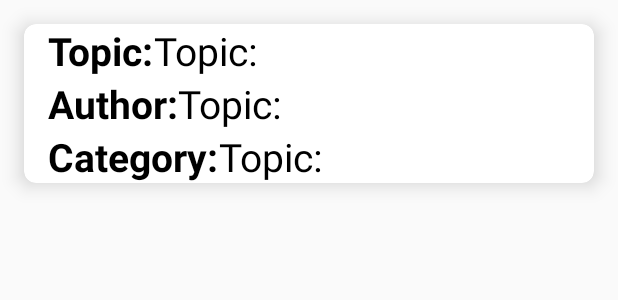
After one commit to KiraCodes6103/write-out, an Android app: the layout articlelist.xml on its own in the app's theme, with its tools: preview values and no code run, on a phone screen of 412 x 824 dp. The commit adds this screen. Shown: the top 300 px of the screen. Run offline under Robolectric (Android 15) with nearby library versions, the phone set to English and light mode, and no system bars.

Commit message:
app facing some issues. Trying to solve them.

```diff
--- a/app/build.gradle
+++ b/app/build.gradle
@@ -46,6 +46,8 @@ dependencies {
     implementation 'androidx.navigation:navigation-ui:2.4.0'
     implementation 'androidx.legacy:legacy-support-v4:1.0.0'
     implementation 'com.google.firebase:firebase-database:20.0.4'
+    implementation 'androidx.recyclerview:recyclerview:1.2.1'
+    implementation 'androidx.cardview:cardview:1.0.0'
     testImplementation 'junit:junit:4.13.2'
     androidTestImplementation 'androidx.test.ext:junit:1.1.3'
     androidTestImplementation 'androidx.test.espresso:espresso-core:3.4.0'
--- /dev/null
+++ b/app/src/main/res/layout/articlelist.xml
@@ -0,0 +1,83 @@
+<?xml version="1.0" encoding="utf-8"?>
+<androidx.cardview.widget.CardView xmlns:android="http://schemas.android.com/apk/res/android"
+    android:layout_width="match_parent"
+    android:layout_height="wrap_content"
+    xmlns:app="http://schemas.android.com/apk/res-auto"
+    app:cardElevation="8dp"
+    app:cardCornerRadius="8dp"
+    android:layout_margin="16dp">
+
+    <LinearLayout
+    android:layout_width="wrap_content"
+    android:layout_height="wrap_content"
+    android:layout_marginLeft="16dp"
+    android:orientation="vertical">
+    <LinearLayout
+        android:layout_width="wrap_content"
+        android:layout_height="wrap_content"
+        android:layout_gravity="center_vertical"
+        android:orientation="horizontal">
+
+     <TextView
+        android:layout_width="wrap_content"
+        android:layout_height="wrap_content"
+         android:text="Topic:"
+         android:textColor="@color/black"
+         android:textSize="26sp"
+         android:textStyle="bold"/>
+        <TextView
+            android:id="@+id/topic"
+            android:layout_width="wrap_content"
+            android:layout_height="wrap_content"
+            android:text="Topic:"
+            android:textColor="@color/black"
+            android:textSize="26sp" />
+
+    </LinearLayout>
+        <LinearLayout
+            android:layout_width="wrap_content"
+            android:layout_height="wrap_content"
+            android:layout_gravity="center_vertical"
+            android:orientation="horizontal">
+
+            <TextView
+                android:layout_width="wrap_content"
+                android:layout_height="wrap_content"
+                android:text="Author:"
+                android:textColor="@color/black"
+                android:textSize="26sp"
+                android:textStyle="bold"/>
+            <TextView
+                android:id="@+id/writer"
+                android:layout_width="wrap_content"
+                android:layout_height="wrap_content"
+                android:text="Topic:"
+                android:textColor="@color/black"
+                android:textSize="26sp" />
+
+        </LinearLayout>
+        <LinearLayout
+            android:layout_width="wrap_content"
+            android:layout_height="wrap_content"
+            android:layout_gravity="center_vertical"
+            android:orientation="horizontal">
+
+            <TextView
+                android:layout_width="wrap_content"
+                android:layout_height="wrap_content"
+                android:text="Category:"
+                android:textColor="@color/black"
+                android:textSize="26sp"
+                android:textStyle="bold"/>
+            <TextView
+                android:id="@+id/category"
+                android:layout_width="wrap_content"
+                android:layout_height="wrap_content"
+                android:text="Topic:"
+                android:textColor="@color/black"
+                android:textSize="26sp" />
+
+        </LinearLayout>
+    </LinearLayout>
+
+</androidx.cardview.widget.CardView>
--- a/app/src/main/res/layout/fragment_my_profile.xml
+++ b/app/src/main/res/layout/fragment_my_profile.xml
@@ -18,6 +18,12 @@
         android:clickable="true"
         android:src="@android:drawable/ic_input_add"
         android:layout_margin="32dp" />
+    <view class="androidx.appcompat.app.AlertController$RecycleListView"
+        android:id = "@+id/recview"
+        android:layout_width="match_parent"
+        android:layout_height="match_parent">
+
+    </view>
 
 
 </FrameLayout>
```
Also changed, not shown: app/src/main/java/com/example/write_out/MyAdapter.java (added, +59 -0 lines), app/src/main/java/com/example/write_out/MyProfile.java (+17 -1 lines), app/src/main/java/com/example/write_out/RecyView.java (added, +35 -0 lines), app/src/main/java/com/example/write_out/articles.java (added, +12 -0 lines), app/src/main/java/com/example/write_out/writing.java (+14 -6 lines).
